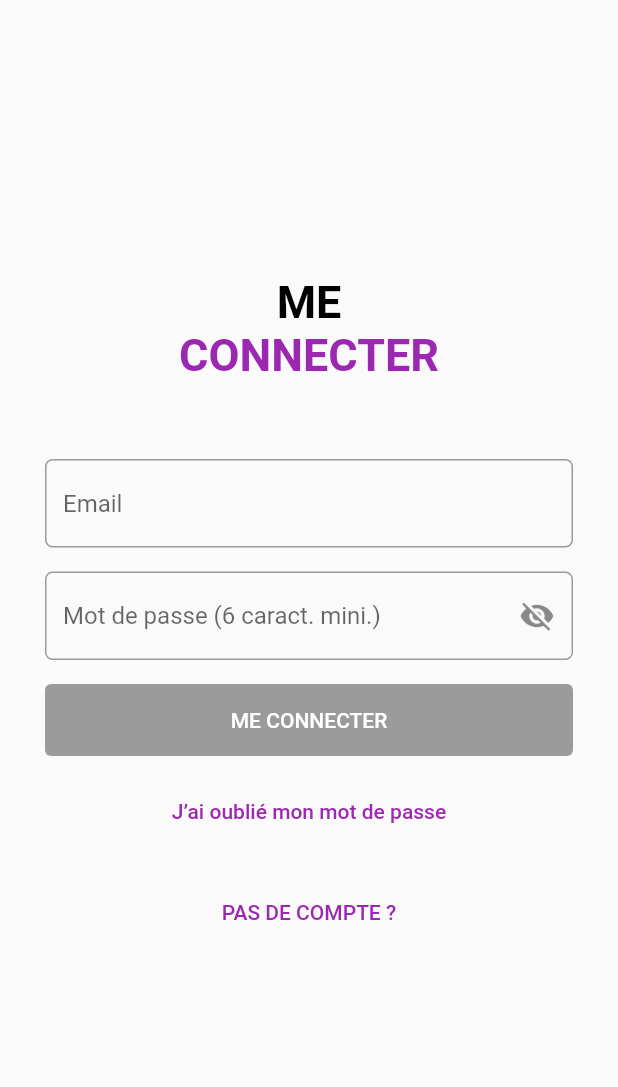
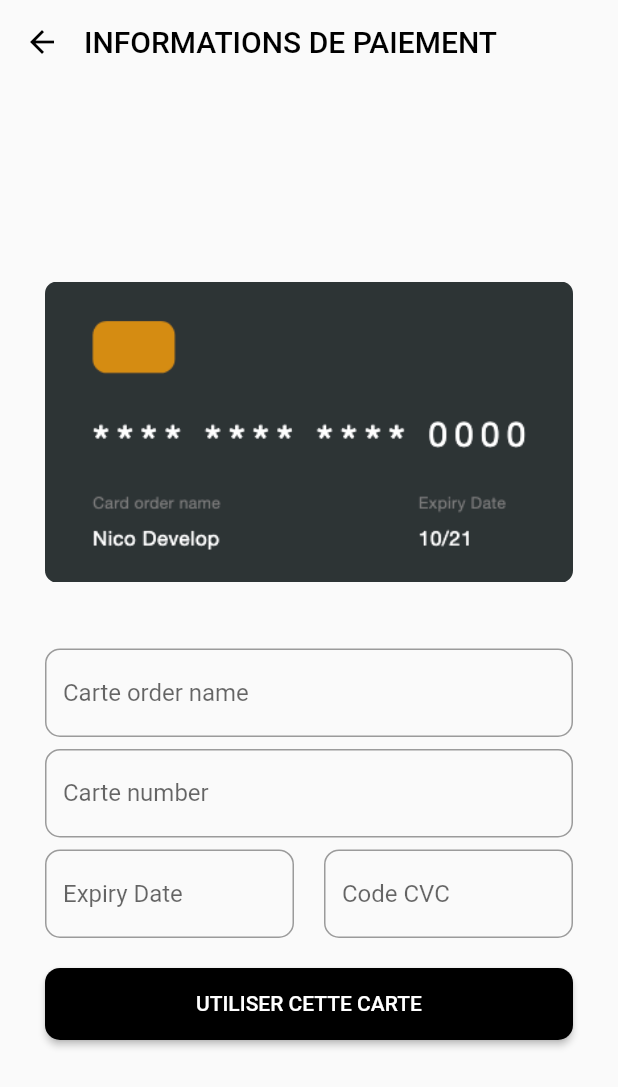
Before and after one commit to ludovicAngenard/e-commerce, a Flutter app: the screen it shows after launch, on a phone screen of 412 x 824 dp. Shown: the top 1087 px of the screen. Run offline on Flutter 3.47's test engine with Material 2 defaults, Android fonts, the phone set to English and light mode, and no system bars.

Commit message:
Ajout de la view payment_screen

```diff
--- a/e_commerce/lib/main.dart
+++ b/e_commerce/lib/main.dart
@@ -1,5 +1,6 @@
-import 'package:e_commerce/screen/delivery_screen.dart';
-import 'package:e_commerce/screen/login_screen.dart';
+//import 'package:e_commerce/screen/delivery_screen.dart';
+//import 'package:e_commerce/screen/login_screen.dart';
+import 'package:e_commerce/screen/payment_screen.dart';
 //import 'package:e_commerce/screen/forget_pwd_screen.dart';
 //import 'package:e_commerce/screen/signin_screen.dart';
 import 'package:flutter/material.dart';
@@ -18,7 +19,7 @@ class MyApp extends StatelessWidget {
       theme: ThemeData(
         primarySwatch: Colors.blue,
       ),
-      home: AuthScreen(),
+      home: PaymentScreen(),
     );
   }
 }
--- /dev/null
+++ b/e_commerce/lib/screen/payment_screen.dart
@@ -0,0 +1,186 @@
+import 'package:flutter/material.dart';
+
+import 'login_screen.dart';
+
+class PaymentScreen extends StatefulWidget {
+  final Function(int) onChangedStep;
+
+  const PaymentScreen({
+    Key key,
+    this.onChangedStep,
+  }) : super(key: key);
+
+  @override
+  _PaymentScreenState createState() => _PaymentScreenState();
+}
+
+class _PaymentScreenState extends State<PaymentScreen> {
+  final GlobalKey<FormState> _formKey = GlobalKey<FormState>();
+  final RegExp emailRegex = RegExp(r"[a-z0-9\._-]+@[a-z0-9\._-]+\.[a-z]+");
+
+  String _orderName = '';
+  String _cardNumber = '';
+  String _cardExpiryDate = '';
+  String _cvcCode = '';
+
+  bool _isSecret = true;
+
+  @override
+  Widget build(BuildContext context) {
+    return SafeArea(
+      child: Scaffold(
+        appBar: AppBar(
+          titleSpacing: 0.0,
+          elevation: 0,
+          backgroundColor: Theme.of(context).scaffoldBackgroundColor,
+          title: Text(
+            'INFORMATIONS DE PAIEMENT',
+            style: TextStyle(
+              color: Colors.black,
+            ),
+          ),
+          leading: IconButton(
+            icon: Icon(Icons.arrow_back),
+            color: Colors.black,
+            onPressed: () {},
+          ),
+        ),
+        body: Center(
+          child: SingleChildScrollView(
+            padding: EdgeInsets.symmetric(horizontal: 30.0),
+            child: Column(
+              crossAxisAlignment: CrossAxisAlignment.start,
+              children: [
+                SizedBox(
+                  height: 1.0,
+                ),
+                Form(
+                  key: _formKey,
+                  child: Column(
+                    crossAxisAlignment: CrossAxisAlignment.stretch,
+                    children: [
+                      ClipRRect(
+                        borderRadius: BorderRadius.circular(8.0),
+                        child: Image.asset(
+                          'assets/images/nicoCard.png',
+                          fit: BoxFit.fill,
+                        ),
+                      ),
+                      //Image.asset('assets/images/nicoCard.png'),
+                      SizedBox(
+                        height: 44.0,
+                      ),
+                      TextFormField(
+                        onChanged: (value) =>
+                            setState(() => _orderName = value),
+                        decoration: InputDecoration(
+                            hintText: 'Carte order name',
+                            border: OutlineInputBorder(
+                              borderRadius: BorderRadius.circular(10.0),
+                              borderSide: BorderSide(color: Colors.black),
+                            ),
+                            focusedBorder: OutlineInputBorder(
+                              borderRadius: BorderRadius.circular(10.0),
+                              borderSide: BorderSide(color: Colors.black),
+                            )),
+                      ),
+                      SizedBox(
+                        height: 8.0,
+                      ),
+                      TextFormField(
+                        onChanged: (value) =>
+                            setState(() => _cardNumber = value),
+                        validator: (value) => value.length == 16
+                            ? 'Entrez un numéro de carte valide (16 chiffres)'
+                            : null,
+                        obscureText: _isSecret,
+                        decoration: InputDecoration(
+                            hintText: 'Carte number',
+                            border: OutlineInputBorder(
+                              borderRadius: BorderRadius.circular(10.0),
+                              borderSide: BorderSide(color: Colors.black),
+                            ),
+                            focusedBorder: OutlineInputBorder(
+                              borderRadius: BorderRadius.circular(10.0),
+                              borderSide: BorderSide(color: Colors.black),
+                            )),
+                      ),
+                      SizedBox(
+                        height: 8.0,
+                      ),
+                      Row(children: [
+                        Expanded(
+                          child: TextFormField(
+                            onChanged: (value) =>
+                                setState(() => _cardExpiryDate = value),
+                            decoration: InputDecoration(
+                                hintText: 'Expiry Date',
+                                border: OutlineInputBorder(
+                                  borderRadius: BorderRadius.circular(10.0),
+                                  borderSide: BorderSide(color: Colors.black),
+                                ),
+                                focusedBorder: OutlineInputBorder(
+                                  borderRadius: BorderRadius.circular(10.0),
+                                  borderSide: BorderSide(color: Colors.black),
+                                )),
+                          ),
+                        ),
+                        SizedBox(
+                          width: 20,
+                        ),
+                        Expanded(
+                          child: TextFormField(
+                            onChanged: (value) =>
+                                setState(() => _cvcCode = value),
+                            decoration: InputDecoration(
+                                hintText: 'Code CVC',
+                                border: OutlineInputBorder(
+                                  borderRadius: BorderRadius.circular(10.0),
+                                  borderSide: BorderSide(color: Colors.black),
+                                ),
+                                focusedBorder: OutlineInputBorder(
+                                  borderRadius: BorderRadius.circular(10.0),
+                                  borderSide: BorderSide(color: Colors.black),
+                                )),
+                          ),
+                        )
+                      ]),
+                      SizedBox(
+                        height: 20.0,
+                      ),
+                      RaisedButton(
+                        padding: EdgeInsets.symmetric(
+                          vertical: 16.0,
+                        ),
+                        color: Colors.black,
+                        shape: RoundedRectangleBorder(
+                          borderRadius: BorderRadius.circular(10.0),
+                        ),
+                        onPressed: _cardNumber.length == 16
+                            ? null
+                            : () {
+                                if (_formKey.currentState.validate()) {
+                                  print(_orderName);
+                                  print(_cardNumber);
+                                  print(_cardExpiryDate);
+                                  print(_cvcCode);
+
+                                  widget.onChangedStep(1);
+                                }
+                              },
+                        child: Text(
+                          'Utiliser cette carte'.toUpperCase(),
+                          style: TextStyle(color: Colors.white),
+                        ),
+                      ),
+                    ],
+                  ),
+                )
+              ],
+            ),
+          ),
+        ),
+      ),
+    );
+  }
+}
--- a/e_commerce/lib/screen/signin_screen.dart
+++ b/e_commerce/lib/screen/signin_screen.dart
@@ -119,6 +119,9 @@ class _SigninScreenState extends State<SigninScreen> {
                       ),
                       TextFormField(
                         onChanged: (value) => setState(() => _password = value),
+                        validator: (value) => value.length < 6
+                            ? 'Entrez un Mot de Passe (6 caractères minimum)'
+                            : null,
                         obscureText: _isSecret,
                         decoration: InputDecoration(
                             suffixIcon: InkWell(
--- a/e_commerce/pubspec.yaml
+++ b/e_commerce/pubspec.yaml
@@ -45,9 +45,9 @@ flutter:
   uses-material-design: true
 
   # To add assets to your application, add an assets section, like this:
-  # assets:
-  #   - images/a_dot_burr.jpeg
-  #   - images/a_dot_ham.jpeg
+  assets:
+    - assets/images/nicoCard.png
+
 
   # An image asset can refer to one or more resolution-specific "variants", see
   # https://flutter.dev/assets-and-images/#resolution-aware.
```
Also changed, not shown: e_commerce/assets/images/nicoCard.png (added).
